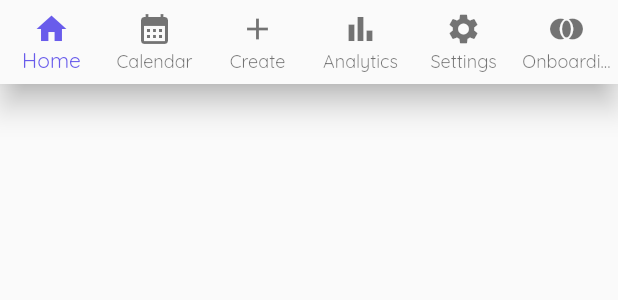
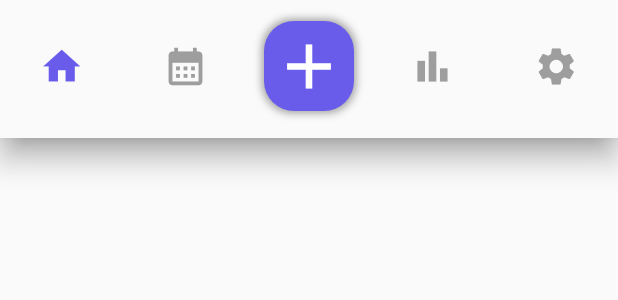
Before and after one commit to atlastMarketing/prototype-mobile-app, a Flutter app: the BottomNavigation widget shown alone on an empty page, opened directly with empty values, on a phone screen of 412 x 824 dp. Shown: the top 300 px of the screen. Run offline on Flutter 3.47's test engine with Material 2 defaults, Android fonts, the phone set to English and light mode, and no system bars.

Commit message:
create bottom navigation

```diff
--- a/lib/screens/_index.dart
+++ b/lib/screens/_index.dart
@@ -1,3 +1,4 @@
 // export all top widgets for easy importing
 export 'home/home.dart';
 export 'sample_page/sample_page.dart';
+export 'onboarding/onboarding.dart';
--- /dev/null
+++ b/lib/shared/bottom_navigation.dart
@@ -0,0 +1,80 @@
+import 'package:atlast_mobile_app/configs/theme.dart';
+import 'package:flutter/material.dart';
+
+import 'package:atlast_mobile_app/routes.dart';
+
+class BottomNavigation extends StatelessWidget {
+  final RouteEnum currentRoute;
+  final ValueChanged<RouteEnum> onNavbarTap;
+
+  const BottomNavigation({
+    Key? key,
+    required this.currentRoute,
+    required this.onNavbarTap,
+  }) : super(key: key);
+
+  Widget _buildNavigatorButton(RouteData route, bool active) {
+    switch (route.key) {
+      case RouteEnum.create: // special button for "create"
+        return Container(
+          width: 60,
+          height: 60,
+          decoration: const BoxDecoration(
+            color: AppColors.primary,
+            shape: BoxShape.rectangle,
+            borderRadius: BorderRadius.all(Radius.circular(20)),
+            boxShadow: [
+              BoxShadow(
+                offset: Offset(0, 0.0),
+                blurRadius: 4.0,
+                spreadRadius: 1.0,
+                color: AppColors.light,
+              ),
+            ],
+          ),
+          child: Icon(route.icon, size: 50, color: AppColors.white),
+        );
+      default: // default button
+        return Icon(
+          route.icon,
+          size: 30,
+          color: active ? AppColors.primary : AppColors.light,
+        );
+    }
+  }
+
+  BottomNavigationBarItem _buildNavigationItem(RouteData route) {
+    return BottomNavigationBarItem(
+      icon: _buildNavigatorButton(route, false),
+      activeIcon: _buildNavigatorButton(route, true),
+      label: route.label,
+    );
+  }
+
+  @override
+  Widget build(BuildContext context) {
+    return Container(
+      decoration: BoxDecoration(
+        boxShadow: [
+          BoxShadow(
+            color: AppColors.light.withOpacity(0.5),
+            blurRadius: 20,
+            spreadRadius: 0,
+          ),
+        ],
+      ),
+      child: BottomNavigationBar(
+        type: BottomNavigationBarType.fixed,
+        items: routesInNavBar.values
+            .map((route) => _buildNavigationItem(route))
+            .toList(),
+        currentIndex: routes[currentRoute]!.navbarIdentifier!,
+        showSelectedLabels: false,
+        showUnselectedLabels: false,
+        onTap: (int navbarIdentifier) => {
+          onNavbarTap(routesInNavBarEnums[navbarIdentifier]),
+        },
+      ),
+    );
+  }
+}
--- a/lib/shared/widgets/bottom_navigation.dart
+++ /dev/null
@@ -1,33 +0,0 @@
-import 'package:flutter/material.dart';
-
-import 'package:atlast_mobile_app/routes.dart';
-
-class BottomNavigation extends StatelessWidget {
-  final RouteEnum currentRoute;
-  final ValueChanged<RouteEnum> onNavbarTap;
-
-  const BottomNavigation({
-    Key? key,
-    required this.currentRoute,
-    required this.onNavbarTap,
-  }) : super(key: key);
-
-  BottomNavigationBarItem _buildNavigationItem(RouteData route) {
-    return BottomNavigationBarItem(
-      icon: Icon(route.icon),
-      label: route.label,
-    );
-  }
-
-  @override
-  Widget build(BuildContext context) {
-    return BottomNavigationBar(
-      type: BottomNavigationBarType.fixed,
-      items: routes.values.map((route) => _buildNavigationItem(route)).toList(),
-      currentIndex: routes[currentRoute]!.navbarIdentifier,
-      onTap: (int navbarIdentifier) => {
-        onNavbarTap(routesInNavBar[navbarIdentifier]),
-      },
-    );
-  }
-}
```
Also changed, not shown: lib/app.dart (+79 -20 lines).
